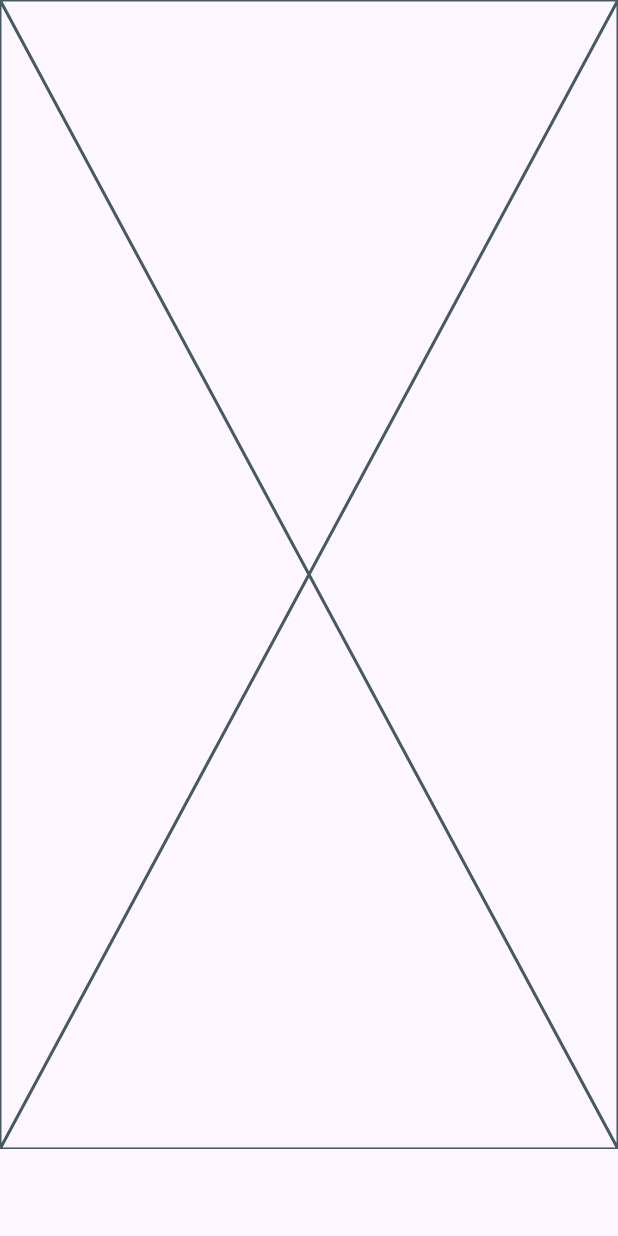
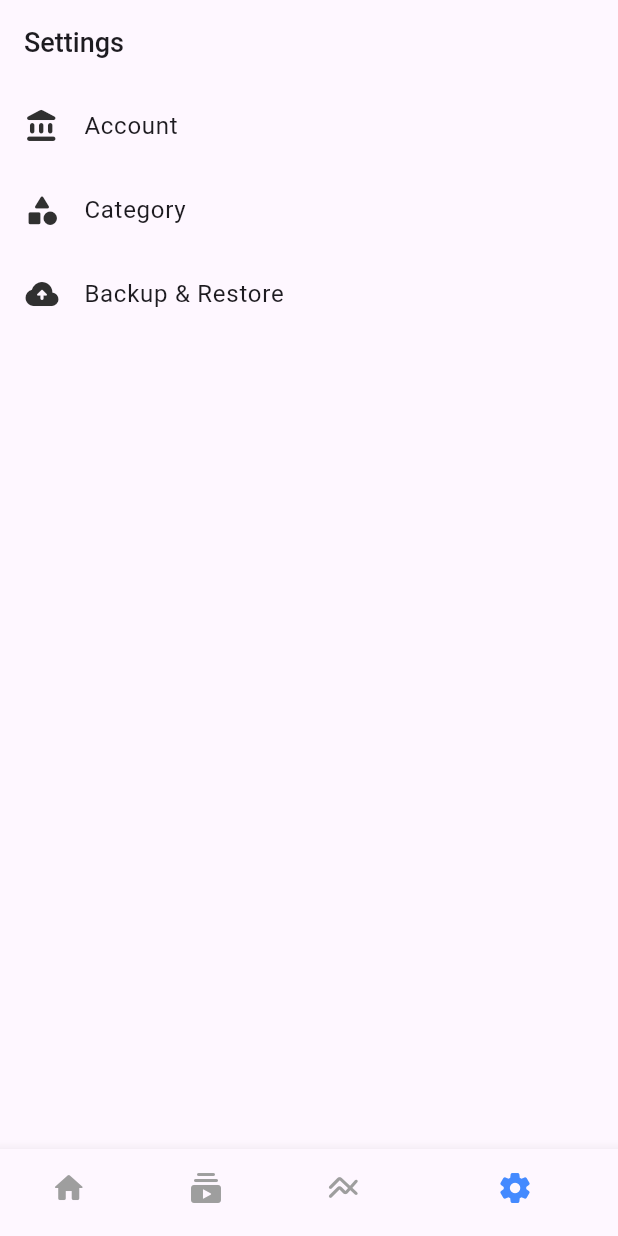
Before and after one commit to pasitgut/flutter_moneyflow, a Flutter app: the HomeScreen screen opened directly, item 4 of the bottom bar chosen, on a phone screen of 412 x 824 dp. Run offline on Flutter 3.47's test engine with Material 3 defaults, Android fonts, the phone set to English and light mode, and no system bars.

Commit message:
feat: Add Settings Screen

```diff
--- a/lib/main.dart
+++ b/lib/main.dart
@@ -1,6 +1,6 @@
 import 'package:flutter/material.dart';
 import 'package:flutter_moneyflow/utils/themes.dart';
-import 'package:flutter_moneyflow/views/add_transaction_screen.dart';
+import 'package:flutter_moneyflow/views/home_screen.dart';
 
 Future<void> main() async {
   WidgetsFlutterBinding.ensureInitialized();
@@ -19,7 +19,7 @@ class MyApp extends StatelessWidget {
       theme: Themes.lightTheme,
       darkTheme: Themes.darkTheme,
       themeMode: ThemeMode.system,
-      home: const AddTransactionScreen(),
+      home: const HomeScreen(),
     );
   }
 }
--- a/lib/views/home_screen.dart
+++ b/lib/views/home_screen.dart
@@ -59,6 +59,9 @@ class _HomeScreenState extends State<HomeScreen> {
       onTap: onTapped,
       showUnselectedLabels: false,
       showSelectedLabels: false,
+      selectedItemColor: Colors.blueAccent,
+      unselectedItemColor: Colors.grey,
+      backgroundColor: Color(0xFFFAFAFA),
     );
   }
 }
--- a/lib/views/settings_screen.dart
+++ b/lib/views/settings_screen.dart
@@ -1,10 +1,51 @@
 import 'package:flutter/material.dart';
 
-class SettingsScreen extends StatelessWidget {
+class SettingsScreen extends StatefulWidget {
   const SettingsScreen({super.key});
 
   @override
+  State<SettingsScreen> createState() => _SettingsScreenState();
+}
+
+class _SettingsScreenState extends State<SettingsScreen> {
+  final List<Map<String, dynamic>> _settingsList = [
+    {"title": 'Account', "icon": Icons.account_balance_rounded},
+    {"title": 'Category', "icon": Icons.category_rounded},
+    {"title": 'Backup & Restore', "icon": Icons.backup_rounded},
+  ];
+
+  @override
   Widget build(BuildContext context) {
-    return const Placeholder();
+    return GestureDetector(
+      onTap: () => FocusScope.of(context).unfocus(),
+      child: Scaffold(
+        appBar: AppBar(
+          title: Text(
+            "Settings",
+            style: TextStyle(fontSize: 18, fontWeight: FontWeight.w500),
+          ),
+        ),
+        body: SafeArea(child: _buildSettingList()),
+      ),
+    );
+  }
+
+  Widget _buildSettingList() {
+    return ListView.builder(
+      physics: const NeverScrollableScrollPhysics(),
+      shrinkWrap: true,
+      itemCount: _settingsList.length,
+      itemBuilder: (context, index) {
+        var item = _settingsList[index];
+        return ListTile(
+          onTap: () => debugPrint("Go to ${item['title']} screen"),
+          leading: Container(
+            decoration: BoxDecoration(),
+            child: Icon(item['icon'], color: Color(0xFF303030)),
+          ),
+          title: Text(item['title']),
+        );
+      },
+    );
   }
 }
```
Also changed, not shown: lib/core/components/app_bar.dart (added).
